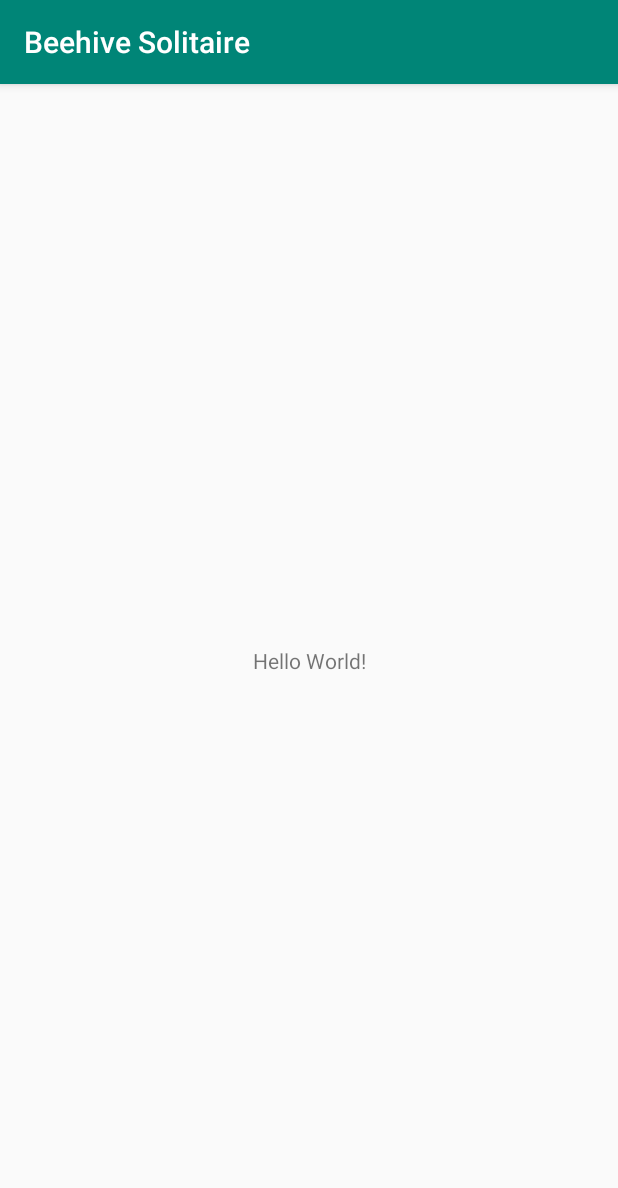
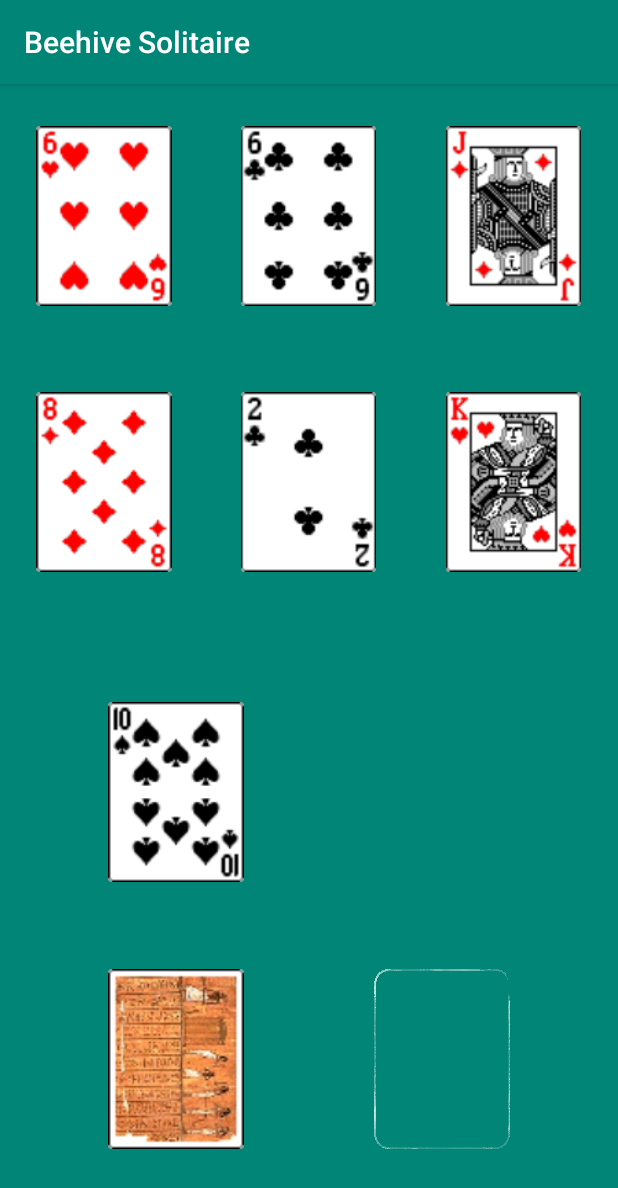
Before and after one commit to KodiDurham/Beehive-Solitaire, an Android app: the screen it shows after launch (MainActivity), on a phone screen of 412 x 824 dp. Shown: the top 1188 px of the screen. Run offline under Robolectric (Android 15) with nearby library versions, the phone set to English and light mode, and no system bars.

Commit message:
Main Act and Card Pile
built main act and defined card pile more

```diff
--- a/app/src/main/java/com/example/beehivesolitaire/CardPile.java
+++ b/app/src/main/java/com/example/beehivesolitaire/CardPile.java
@@ -18,6 +18,14 @@ public class CardPile {
             R.drawable.c_kh, R.drawable.c_ad, R.drawable.c_2d, R.drawable.c_3d, R.drawable.c_4d,
             R.drawable.c_5d, R.drawable.c_6d, R.drawable.c_7d, R.drawable.c_8d, R.drawable.c_9d,
             R.drawable.c_td, R.drawable.c_jd, R.drawable.c_qd, R.drawable.c_kd};
+
+    public int getTopCard(){
+        return pile.get(pile.size()-1);
+    }
+
+    public int getSize(){
+        return pile.size();
+    }
 
     public void addCard(int cardNum){
         pile.add(cardNum);
@@ -43,4 +51,8 @@ public class CardPile {
                 return true;
          return false;
     }
+
+    public int getCardFace(int index){
+        return cardFaceImages[index];
+    }
 }
--- a/app/src/main/java/com/example/beehivesolitaire/MainActivity.java
+++ b/app/src/main/java/com/example/beehivesolitaire/MainActivity.java
@@ -2,13 +2,82 @@ package com.example.beehivesolitaire;
 
 import androidx.appcompat.app.AppCompatActivity;
 
+import android.graphics.drawable.Drawable;
 import android.os.Bundle;
+import android.widget.ImageView;
 
 public class MainActivity extends AppCompatActivity {
+    private int numOfSuits=4;
+    private int numInSuits=13;
+
+    //create all card piles
+
+    //create deck
+    CardPile deck= new CardPile();
+
+    //create beehive
+    CardPile beehive = new CardPile();
+
+    //create working pile
+    CardPile working = new CardPile();
+
+    //create card piles
+    CardPile flowerG11=new CardPile();
+    CardPile flowerG12=new CardPile();
+    CardPile flowerG13=new CardPile();
+    CardPile flowerG21=new CardPile();
+    CardPile flowerG22=new CardPile();
+    CardPile flowerG23=new CardPile();
+
 
     @Override
     protected void onCreate(Bundle savedInstanceState) {
         super.onCreate(savedInstanceState);
         setContentView(R.layout.activity_main);
+
+
+
+        //populate deck
+        int numOfCards= numInSuits*numOfSuits;
+        for (int i = 0; i<numOfCards;i++)
+            deck.addCard(i);
+
+        //shuffle deck
+        deck.shuffle();
+
+        //cut top 10 from deck to beehive
+        for (int i =0;i<10;i++)
+            moveCard(beehive, deck);
+
+
+        //deal each pile of the flower garden a card from hive
+        moveCard(flowerG11, beehive);
+        moveCard(flowerG12, beehive);
+        moveCard(flowerG13, beehive);
+        moveCard(flowerG21, beehive);
+        moveCard(flowerG22, beehive);
+        moveCard(flowerG23, beehive);
+
+        displayBoard();
+    }
+
+    public void displayBoard(){
+        ImageView fg11=findViewById(R.id.iv_fg_11);
+        ImageView fg12=findViewById(R.id.iv_fg_12);
+        ImageView fg13=findViewById(R.id.iv_fg_13);
+        ImageView fg21=findViewById(R.id.iv_fg_21);
+        ImageView fg22=findViewById(R.id.iv_fg_22);
+        ImageView fg23=findViewById(R.id.iv_fg_23);
+
+        fg11.setImageResource(flowerG11.getCardFace(flowerG11.getTopCard()));
+        fg12.setImageResource(flowerG11.getCardFace(flowerG12.getTopCard()));
+        fg13.setImageResource(flowerG11.getCardFace(flowerG13.getTopCard()));
+        fg21.setImageResource(flowerG11.getCardFace(flowerG21.getTopCard()));
+        fg22.setImageResource(flowerG11.getCardFace(flowerG22.getTopCard()));
+        fg23.setImageResource(flowerG11.getCardFace(flowerG23.getTopCard()));
+    }
+
+    private void moveCard(CardPile to, CardPile from){
+        to.addCard(from.removeCard());
     }
 }
--- a/app/src/main/res/layout/activity_main.xml
+++ b/app/src/main/res/layout/activity_main.xml
@@ -4,15 +4,107 @@
     xmlns:tools="http://schemas.android.com/tools"
     android:layout_width="match_parent"
     android:layout_height="match_parent"
+    android:background="@color/colorPrimary"
     tools:context=".MainActivity">
 
-    <TextView
-        android:layout_width="wrap_content"
-        android:layout_height="wrap_content"
-        android:text="Hello World!"
+    <ImageView
+        android:id="@+id/iv_beehive"
+        android:layout_width="120dp"
+        android:layout_height="120dp"
+        android:layout_weight="1"
+        app:layout_constraintBottom_toTopOf="@+id/iv_deck"
+        app:layout_constraintStart_toStartOf="@+id/iv_deck"
+        app:layout_constraintTop_toBottomOf="@+id/tableLayout"
+        app:srcCompat="@drawable/c_ts" />
+
+    <ImageView
+        android:id="@+id/iv_deck"
+        android:layout_width="120dp"
+        android:layout_height="120dp"
+        android:layout_weight="1"
         app:layout_constraintBottom_toBottomOf="parent"
-        app:layout_constraintLeft_toLeftOf="parent"
-        app:layout_constraintRight_toRightOf="parent"
-        app:layout_constraintTop_toTopOf="parent" />
+        app:layout_constraintEnd_toStartOf="@+id/iv_working"
+        app:layout_constraintHorizontal_bias="0.5"
+        app:layout_constraintStart_toStartOf="parent"
+        app:layout_constraintTop_toBottomOf="@+id/iv_beehive"
+        app:srcCompat="@drawable/c_b" />
+
+    <ImageView
+        android:id="@+id/iv_working"
+        android:layout_width="120dp"
+        android:layout_height="120dp"
+        android:layout_weight="1"
+        app:layout_constraintEnd_toEndOf="parent"
+        app:layout_constraintHorizontal_bias="0.5"
+        app:layout_constraintStart_toEndOf="@+id/iv_deck"
+        app:layout_constraintTop_toTopOf="@+id/iv_deck"
+        app:srcCompat="@drawable/c_background2" />
+
+    <TableLayout
+        android:id="@+id/tableLayout"
+        android:layout_width="409dp"
+        android:layout_height="354dp"
+        app:layout_constraintEnd_toEndOf="parent"
+        app:layout_constraintStart_toStartOf="parent"
+        app:layout_constraintTop_toTopOf="parent">
+
+        <TableRow
+            android:layout_width="match_parent"
+            android:layout_height="match_parent"
+            android:layout_weight="1"
+            android:gravity="center">
+
+            <ImageView
+                android:id="@+id/iv_fg_11"
+                android:layout_width="0dp"
+                android:layout_height="120dp"
+                android:layout_weight="1"
+                app:srcCompat="@drawable/c_background2" />
+
+            <ImageView
+                android:id="@+id/iv_fg_12"
+                android:layout_width="0dp"
+                android:layout_height="120dp"
+                android:layout_weight="1"
+                app:srcCompat="@drawable/c_background2" />
+
+            <ImageView
+                android:id="@+id/iv_fg_13"
+                android:layout_width="0dp"
+                android:layout_height="120dp"
+                android:layout_weight="1"
+                app:srcCompat="@drawable/c_background2" />
+        </TableRow>
+
+        <TableRow
+            android:layout_width="match_parent"
+            android:layout_height="match_parent"
+            android:layout_weight="1"
+            android:gravity="center"
+            android:orientation="horizontal">
+
+            <ImageView
+                android:id="@+id/iv_fg_21"
+                android:layout_width="0dp"
+                android:layout_height="120dp"
+                android:layout_weight="1"
+                app:srcCompat="@drawable/c_background2" />
+
+            <ImageView
+                android:id="@+id/iv_fg_22"
+                android:layout_width="0dp"
+                android:layout_height="120dp"
+                android:layout_weight="1"
+                app:srcCompat="@drawable/c_background2" />
+
+            <ImageView
+                android:id="@+id/iv_fg_23"
+                android:layout_width="0dp"
+                android:layout_height="120dp"
+                android:layout_weight="1"
+                app:srcCompat="@drawable/c_background2" />
+        </TableRow>
+
+    </TableLayout>
 
 </androidx.constraintlayout.widget.ConstraintLayout>
--- a/build.gradle
+++ b/build.gradle
@@ -7,7 +7,7 @@ buildscript {
 
     }
     dependencies {
-        classpath 'com.android.tools.build:gradle:3.5.0'
+        classpath 'com.android.tools.build:gradle:3.5.1'
 
         // NOTE: Do not place your application dependencies here; they belong
         // in the individual module build.gradle files
```
Also changed, not shown: app/src/main/res/drawable/c_background.png (added), app/src/main/res/drawable/c_background2.png (added).
